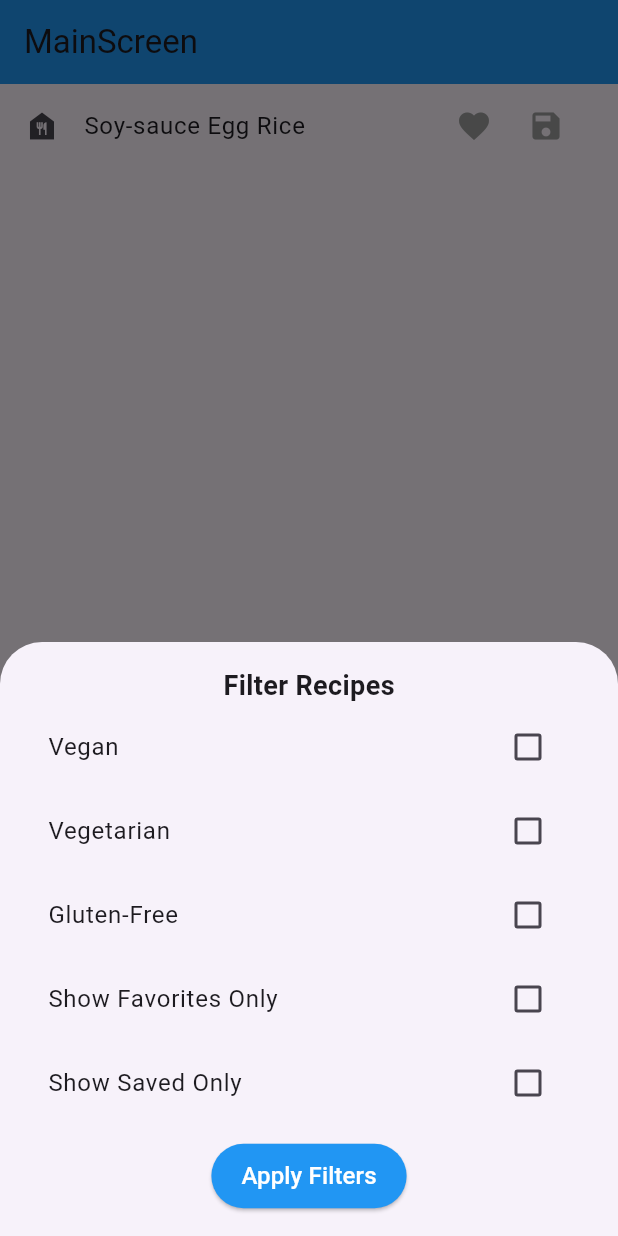
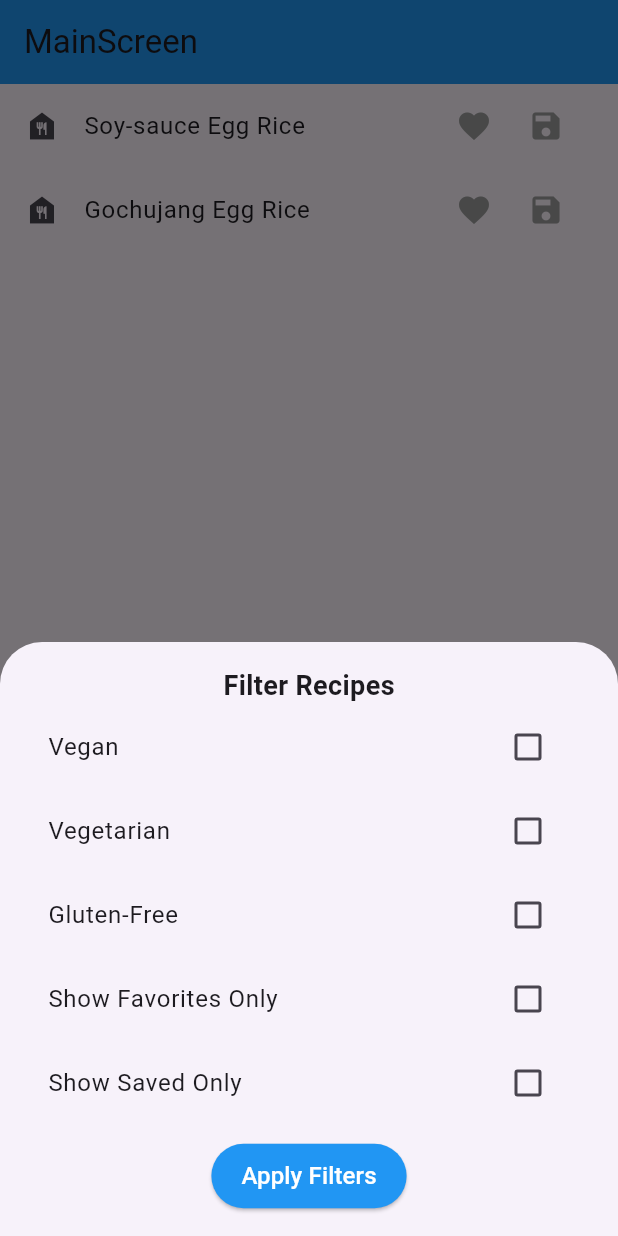
Before and after one commit to SunwooDua/Project1, a Flutter app: the screen it shows after launch, after a tap on "Filter Recipes", on a phone screen of 412 x 824 dp. Run offline on Flutter 3.47's test engine with Material 3 defaults, Android fonts, the phone set to English and light mode, and no system bars; our stand-ins replace sqflite, sqflite_common_ffi; accounts and stored records are empty.

Commit message:
checking with multiple recipe

```diff
--- a/lib/recipedata.dart
+++ b/lib/recipedata.dart
@@ -14,4 +14,13 @@ List<Map<String, dynamic>> recipes = [
     'type':
         'vegan & gluten-free', // need to be string in order to be used in sql database
   },
+  {
+    'name': 'Gochujang Egg Rice',
+    'ingredients':
+        'Gochujang (2Tbsp or more), Eggs (usually 2), Rice (1 bowl), Sesame Oil (1Tbsp or more)',
+    'instruction':
+        'prepare rice (steam), prepare fried eggs, prepare spoon of gochujang sauce and ssame oil, mix them all and enjoy!',
+    'type':
+        'vegetarian', // need to be string in order to be used in sql database
+  },
 ];
```
